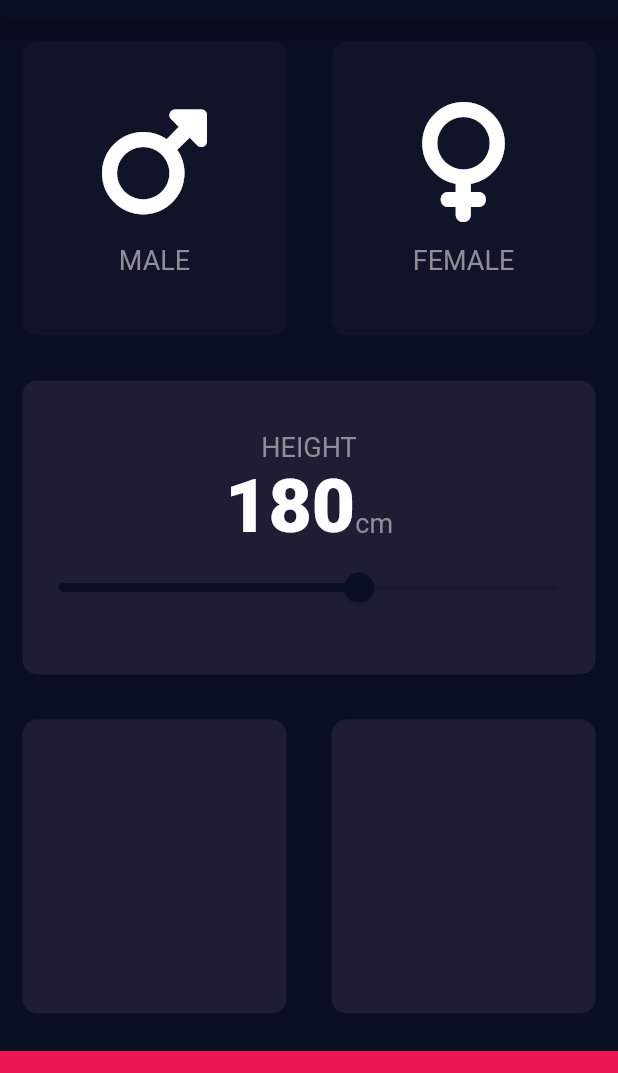
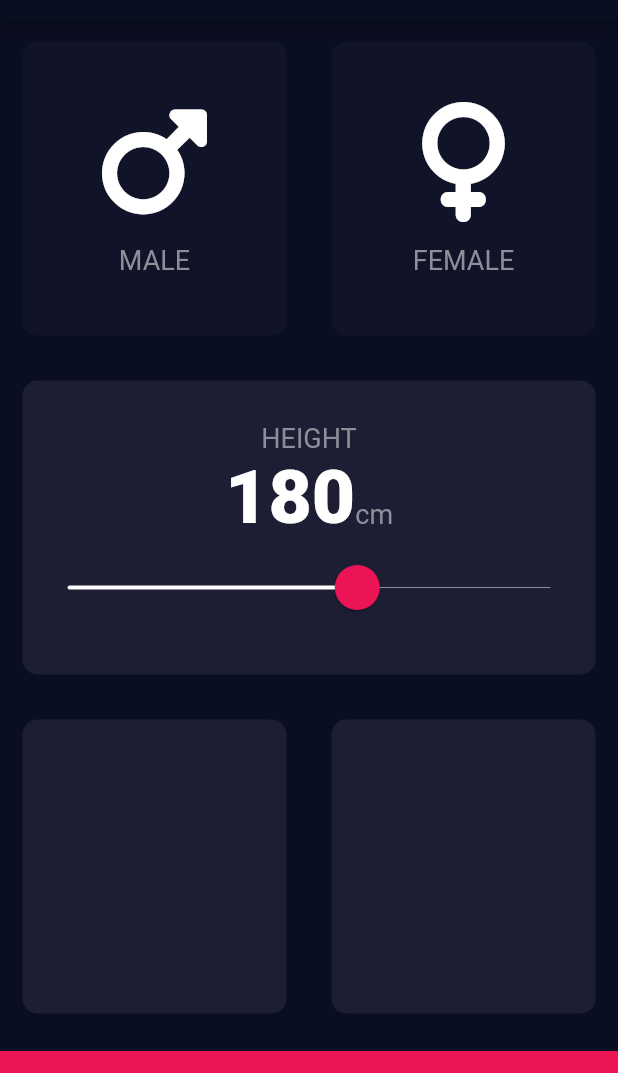
Before and after one commit to vedantkingh/bmi_calculator, a Flutter app: the screen it shows after launch, on a phone screen of 412 x 824 dp, the part 65-1138 px from its top. Run offline on Flutter 3.47's test engine with Material 2 defaults, Android fonts, the phone set to English and light mode, and no system bars; our stand-ins replace font_awesome_flutter.

Commit message:
UI Updated

```diff
--- a/lib/input_page.dart
+++ b/lib/input_page.dart
@@ -82,15 +82,27 @@ class _InputPageState extends State<InputPage> {
                         ),
                       ],
                     ),
-                    Slider(
+                    SliderTheme(
+                      data: SliderTheme.of(context).copyWith(
+                          trackHeight: 0.8,
+                          activeTrackColor: Colors.white,
+                          inactiveTrackColor: Color(0xFF8D8E98),
+                          thumbColor: Color(0xFFEB1555),
+                          overlayColor: Color(0x29EB1555),
+                          thumbShape:
+                              RoundSliderThumbShape(enabledThumbRadius: 15),
+                          overlayShape:
+                              RoundSliderOverlayShape(overlayRadius: 30)),
+                      child: Slider(
                           value: height.toDouble(),
                           min: 120.0,
                           max: 220.0,
                           onChanged: (double newValue) {
                             setState(() {
-                            height = newValue as int;
+                              height = newValue.round();
                             });
-                        })
+                          }),
+                    )
                   ],
                 ),
                 colour: kActiveCardColor,
```
Lines whose indentation alone changed are shown as unchanged.
